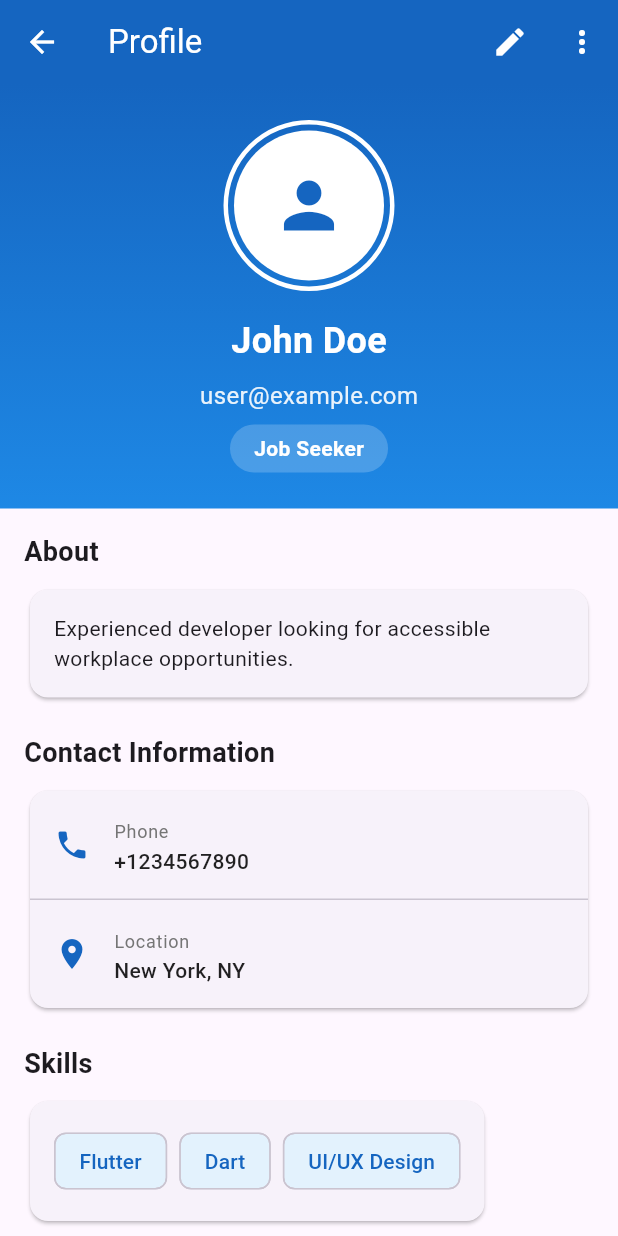
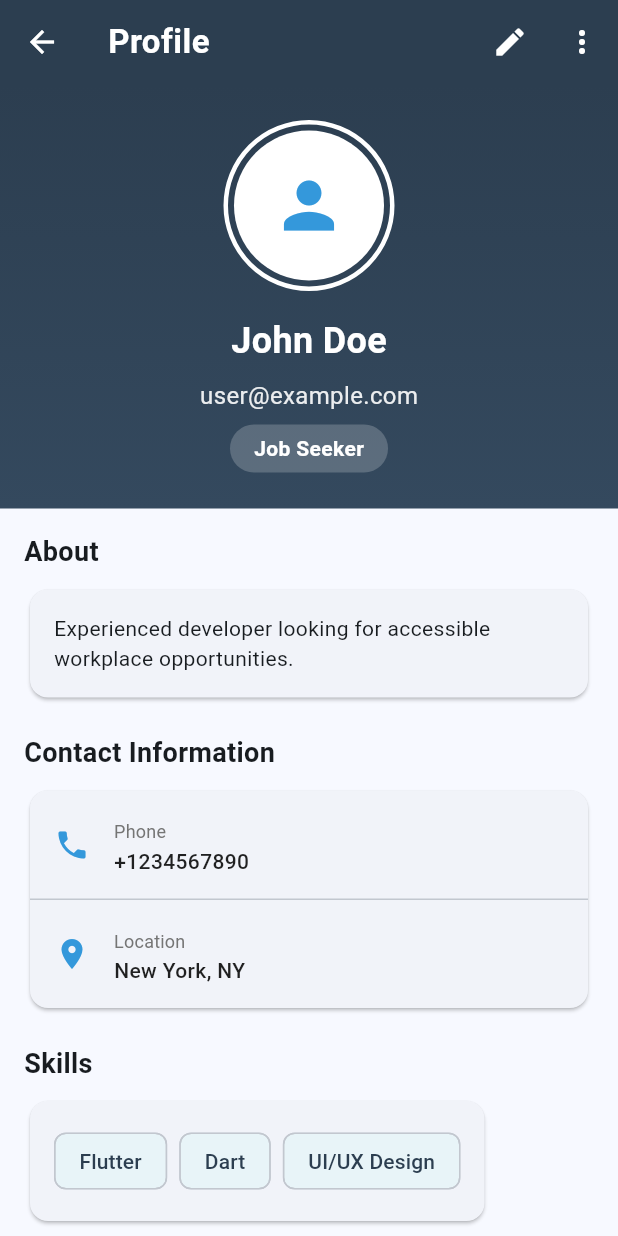
Before and after one commit to antonyvs05/Disabled-jobs-app-project, a Flutter app: the screen it shows after launch, after a tap on "Login", after a tap on the "account circle" icon, on a phone screen of 412 x 824 dp. Run offline on Flutter 3.47's test engine with Material 3 defaults, Android fonts, the phone set to English and light mode, and no system bars; our stand-ins replace cloud_firestore, firebase_auth, firebase_core; accounts and stored records are empty.

Commit message:
styling changes

```diff
--- a/flutter_application_job/lib/main.dart
+++ b/flutter_application_job/lib/main.dart
@@ -16,9 +16,38 @@ class MainApp extends StatelessWidget {
   Widget build(BuildContext context) {
     return MaterialApp(
       debugShowCheckedModeBanner: false,
+      title: 'Access Work',
       theme: ThemeData(
-        primarySwatch: Colors.blue,
+        primaryColor: const Color(0xFF2C3E50),
+        colorScheme: ColorScheme.fromSeed(
+          seedColor: const Color(0xFF2C3E50),
+          primary: const Color(0xFF2C3E50),
+          secondary: const Color(0xFF3498DB),
+        ),
         useMaterial3: true,
+        fontFamily: 'Roboto',
+        textTheme: const TextTheme(
+          headlineLarge: TextStyle(
+            fontSize: 32,
+            fontWeight: FontWeight.w600,
+            letterSpacing: -0.5,
+          ),
+          headlineMedium: TextStyle(
+            fontSize: 24,
+            fontWeight: FontWeight.w600,
+            letterSpacing: -0.5,
+          ),
+          bodyLarge: TextStyle(
+            fontSize: 16,
+            fontWeight: FontWeight.w400,
+            letterSpacing: 0.15,
+          ),
+          bodyMedium: TextStyle(
+            fontSize: 14,
+            fontWeight: FontWeight.w400,
+            letterSpacing: 0.25,
+          ),
+        ),
       ),
       home: const LoginSignUpPage(),
     );
@@ -47,13 +76,13 @@ class _LoginSignUpPageState extends State<LoginSignUpPage> {
   Widget build(BuildContext context) {
     return Scaffold(
       body: Container(
-        decoration: BoxDecoration(
+        decoration: const BoxDecoration(
           gradient: LinearGradient(
             begin: Alignment.topCenter,
             end: Alignment.bottomCenter,
             colors: [
-              Colors.blue.shade400,
-              Colors.blue.shade800,
+              Color(0xFF34495E),
+              Color(0xFF2C3E50),
             ],
           ),
         ),
@@ -72,34 +101,37 @@ class _LoginSignUpPageState extends State<LoginSignUpPage> {
                       shape: BoxShape.circle,
                       boxShadow: [
                         BoxShadow(
-                          color: Colors.black.withOpacity(0.2),
-                          blurRadius: 10,
-                          spreadRadius: 2,
+                          color: Colors.black.withOpacity(0.15),
+                          blurRadius: 20,
+                          spreadRadius: 0,
                         ),
                       ],
                     ),
-                    child: Icon(
-                      Icons.work,
+                    child: const Icon(
+                      Icons.accessible_forward,
                       size: 60,
-                      color: Colors.blue.shade800,
+                      color: Color(0xFF3498DB),
                     ),
                   ),
                   const SizedBox(height: 30),
 
                   const Text(
-                    'Welcome Back!',
+                    'Access Work',
                     style: TextStyle(
-                      fontSize: 32,
-                      fontWeight: FontWeight.bold,
+                      fontSize: 36,
+                      fontWeight: FontWeight.w600,
                       color: Colors.white,
+                      letterSpacing: 0.5,
                     ),
                   ),
                   const SizedBox(height: 10),
                   Text(
-                    'Sign in to continue',
+                    'Empowering inclusive employment',
                     style: TextStyle(
                       fontSize: 16,
-                      color: Colors.white.withOpacity(0.8),
+                      fontWeight: FontWeight.w400,
+                      color: Colors.white.withOpacity(0.9),
+                      letterSpacing: 0.3,
                     ),
                   ),
                   const SizedBox(height: 40),
@@ -157,8 +189,9 @@ class _LoginSignUpPageState extends State<LoginSignUpPage> {
                                 );
                               },
                               style: ElevatedButton.styleFrom(
-                                backgroundColor: Colors.blue.shade800,
+                                backgroundColor: const Color(0xFF3498DB),
                                 foregroundColor: Colors.white,
+                                elevation: 0,
                                 shape: RoundedRectangleBorder(
                                   borderRadius: BorderRadius.circular(12),
                                 ),
@@ -166,8 +199,9 @@ class _LoginSignUpPageState extends State<LoginSignUpPage> {
                               child: const Text(
                                 'Login',
                                 style: TextStyle(
-                                  fontSize: 18,
-                                  fontWeight: FontWeight.bold,
+                                  fontSize: 16,
+                                  fontWeight: FontWeight.w600,
+                                  letterSpacing: 0.5,
                                 ),
                               ),
                             ),
@@ -180,10 +214,11 @@ class _LoginSignUpPageState extends State<LoginSignUpPage> {
                               // Handle forgot password
                               print('Forgot password');
                             },
-                            child: Text(
+                            child: const Text(
                               'Forgot Password?',
                               style: TextStyle(
-                                color: Colors.blue.shade800,
+                                color: Color(0xFF3498DB),
+                                fontWeight: FontWeight.w500,
                               ),
                             ),
                           ),
@@ -246,8 +281,14 @@ class _HomePageState extends State<HomePage> {
   Widget build(BuildContext context) {
     return Scaffold(
       appBar: AppBar(
-        title: const Text('Job Finder'),
-        backgroundColor: Colors.blue.shade800,
+        title: const Text(
+          'Access Work',
+          style: TextStyle(
+            fontWeight: FontWeight.w600,
+            letterSpacing: 0.3,
+          ),
+        ),
+        backgroundColor: const Color(0xFF2C3E50),
         foregroundColor: Colors.white,
         elevation: 0,
         actions: [
@@ -271,8 +312,9 @@ class _HomePageState extends State<HomePage> {
       body: _currentIndex == 0 ? _buildHomeContent() : const ProfilePage(),
       bottomNavigationBar: BottomNavigationBar(
         type: BottomNavigationBarType.fixed,
-        selectedItemColor: Colors.blue.shade800,
-        unselectedItemColor: Colors.grey,
+        selectedItemColor: const Color(0xFF3498DB),
+        unselectedItemColor: Colors.grey.shade600,
+        selectedLabelStyle: const TextStyle(fontWeight: FontWeight.w600),
         currentIndex: _currentIndex,
         onTap: (index) {
           setState(() {
@@ -308,13 +350,13 @@ class _HomePageState extends State<HomePage> {
         Container(
           width: double.infinity,
           padding: const EdgeInsets.all(24),
-          decoration: BoxDecoration(
+          decoration: const BoxDecoration(
             gradient: LinearGradient(
               begin: Alignment.topCenter,
               end: Alignment.bottomCenter,
               colors: [
-                Colors.blue.shade800,
-                Colors.blue.shade600,
+                Color(0xFF2C3E50),
+                Color(0xFF34495E),
               ],
             ),
           ),
@@ -322,19 +364,22 @@ class _HomePageState extends State<HomePage> {
             crossAxisAlignment: CrossAxisAlignment.start,
             children: [
               const Text(
-                'Welcome Back!',
+                'Welcome Back',
                 style: TextStyle(
                   fontSize: 28,
-                  fontWeight: FontWeight.bold,
+                  fontWeight: FontWeight.w600,
                   color: Colors.white,
+                  letterSpacing: 0.3,
                 ),
               ),
               const SizedBox(height: 8),
               Text(
-                'Find your dream job today',
+                'Discover inclusive job opportunities',
                 style: TextStyle(
                   fontSize: 16,
+                  fontWeight: FontWeight.w400,
                   color: Colors.white.withOpacity(0.9),
+                  letterSpacing: 0.2,
                 ),
               ),
               const SizedBox(height: 20),
--- a/flutter_application_job/lib/profile.dart
+++ b/flutter_application_job/lib/profile.dart
@@ -43,8 +43,14 @@ class _ProfilePageState extends State<ProfilePage> {
   Widget build(BuildContext context) {
     return Scaffold(
       appBar: AppBar(
-        title: const Text('Profile'),
-        backgroundColor: Colors.blue.shade800,
+        title: const Text(
+          'Profile',
+          style: TextStyle(
+            fontWeight: FontWeight.w600,
+            letterSpacing: 0.3,
+          ),
+        ),
+        backgroundColor: const Color(0xFF2C3E50),
         foregroundColor: Colors.white,
         elevation: 0,
         actions: [
@@ -95,13 +101,13 @@ class _ProfilePageState extends State<ProfilePage> {
             Container(
               width: double.infinity,
               padding: const EdgeInsets.all(24),
-              decoration: BoxDecoration(
+              decoration: const BoxDecoration(
                 gradient: LinearGradient(
                   begin: Alignment.topCenter,
                   end: Alignment.bottomCenter,
                   colors: [
-                    Colors.blue.shade800,
-                    Colors.blue.shade600,
+                    Color(0xFF2C3E50),
+                    Color(0xFF34495E),
                   ],
                 ),
               ),
@@ -114,13 +120,13 @@ class _ProfilePageState extends State<ProfilePage> {
                       shape: BoxShape.circle,
                       border: Border.all(color: Colors.white, width: 3),
                     ),
-                    child: CircleAvatar(
+                    child: const CircleAvatar(
                       radius: 50,
                       backgroundColor: Colors.white,
                       child: Icon(
                         Icons.person,
                         size: 50,
-                        color: Colors.blue.shade800,
+                        color: Color(0xFF3498DB),
                       ),
                     ),
                   ),
@@ -213,8 +219,11 @@ class _ProfilePageState extends State<ProfilePage> {
                               children: currentUser.skills.map((skill) {
                                 return Chip(
                                   label: Text(skill),
-                                  backgroundColor: Colors.blue.shade50,
-                                  labelStyle: TextStyle(color: Colors.blue.shade800),
+                                  backgroundColor: const Color(0xFFE8F4F8),
+                                  labelStyle: const TextStyle(
+                                    color: Color(0xFF2C3E50),
+                                    fontWeight: FontWeight.w500,
+                                  ),
                                 );
                               }).toList(),
                             ),
@@ -236,12 +245,12 @@ class _ProfilePageState extends State<ProfilePage> {
                               children: currentUser.functionalNeeds.map((need) {
                                 return Padding(
                                   padding: const EdgeInsets.only(bottom: 8),
-                                  child: Row(
+                                    child: Row(
                                     children: [
-                                      Icon(
+                                      const Icon(
                                         Icons.accessible,
                                         size: 20,
-                                        color: Colors.blue.shade800,
+                                        color: Color(0xFF3498DB),
                                       ),
                                       const SizedBox(width: 12),
                                       Expanded(
@@ -333,7 +342,7 @@ class _ProfilePageState extends State<ProfilePage> {
 
   Widget _buildInfoTile(IconData icon, String label, String value) {
     return ListTile(
-      leading: Icon(icon, color: Colors.blue.shade800),
+      leading: Icon(icon, color: const Color(0xFF3498DB)),
       title: Text(
         label,
         style: TextStyle(
```
Also changed, not shown: flutter_application_job/lib/home.dart (+20 -10 lines), flutter_application_job/lib/signup.dart (+21 -16 lines).
